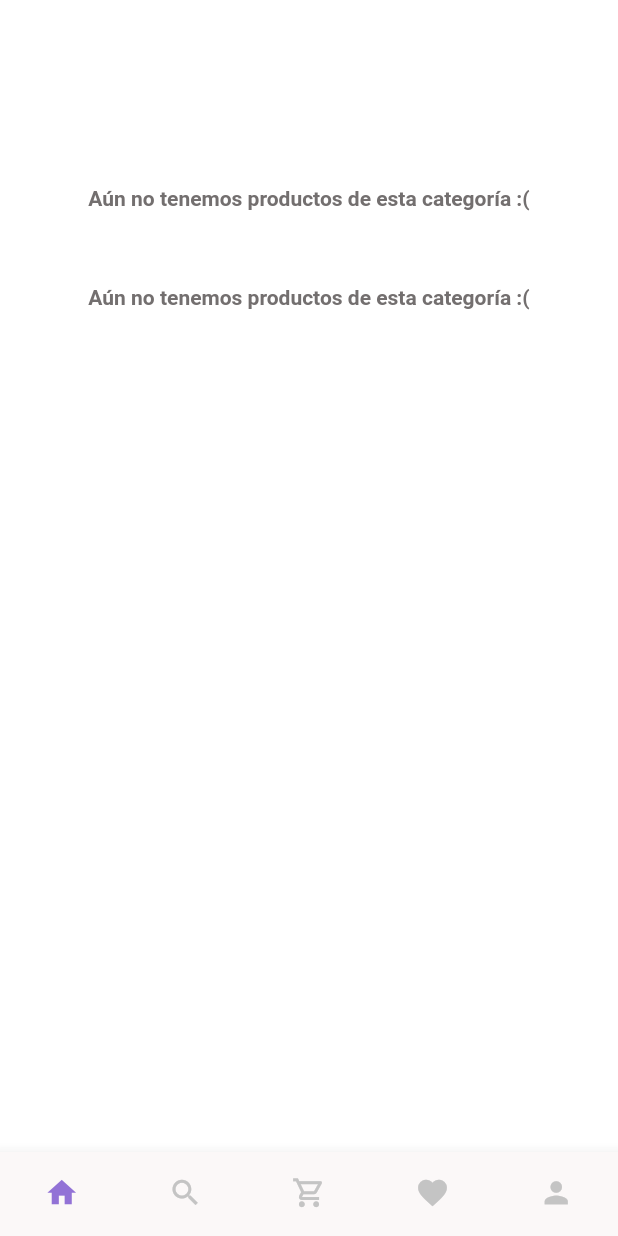
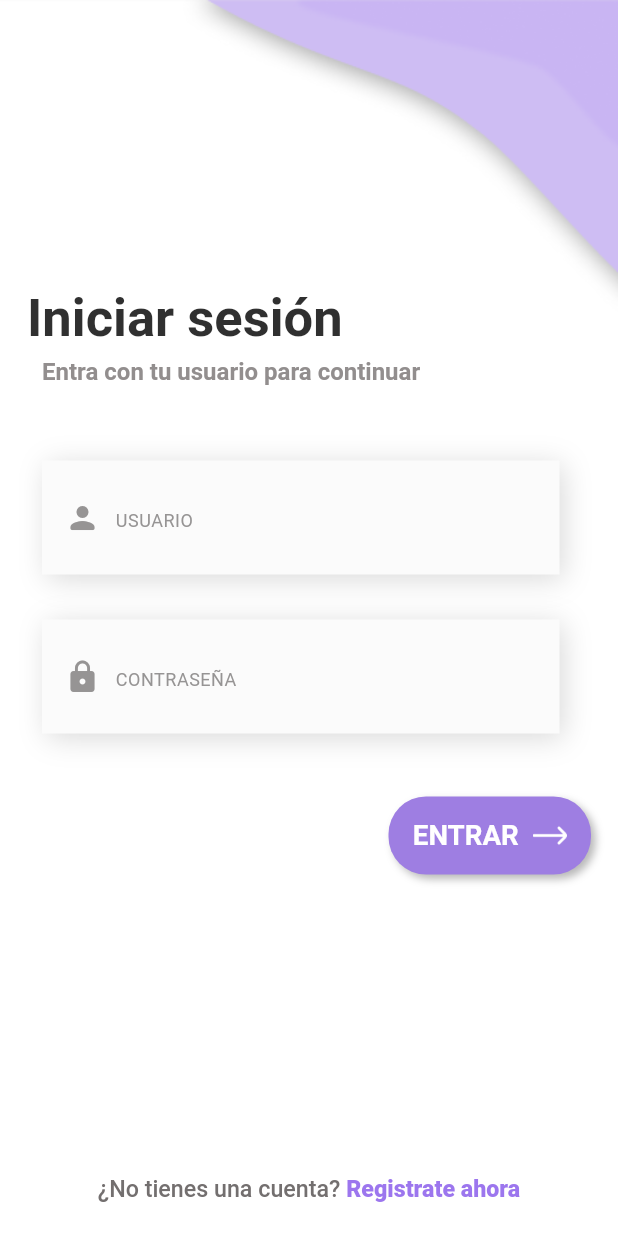
Before and after one commit to ElliotLuque/MusicStore, a Flutter app: the screen it shows after launch, on a phone screen of 412 x 824 dp. Run offline on Flutter 3.47's test engine with Material 2 defaults, Android fonts, the phone set to English and light mode, and no system bars; our stand-ins replace cached_network_image, carousel_slider, smooth_page_indicator; missing offline and left inert: flutter_animated_dialog, postgres.

Commit message:
Login (Registrar usuarios)

```diff
--- a/lib/main.dart
+++ b/lib/main.dart
@@ -1,8 +1,10 @@
 import 'package:flutter/material.dart';
+import 'package:music_store_flutter/views/login_page.dart';
 import 'package:music_store_flutter/views/main_page.dart';
 import 'package:flutter/services.dart';
 import 'package:music_store_flutter/database/conexion.dart';
 import 'package:music_store_flutter/views/product_page.dart';
+import 'package:music_store_flutter/views/register_page.dart';
 
 void main() async {
   await Conexion().conectar();
@@ -15,7 +17,7 @@ class MyApp extends StatelessWidget {
   @override
   Widget build(BuildContext context) {
     SystemChrome.setSystemUIOverlayStyle(const SystemUiOverlayStyle(
-        systemNavigationBarColor: Color(0xFFFBF8F8),
+        systemNavigationBarColor: Colors.white,
         systemNavigationBarIconBrightness: Brightness.dark));
 
     return MaterialApp(
@@ -29,10 +31,12 @@ class MyApp extends StatelessWidget {
               backgroundColor: Color(0xFFFBF8F8),
               selectedItemColor: Color(0xFF9272D6),
               unselectedItemColor: Color(0xFFC4C4C4))),
-      initialRoute: '/',
+      initialRoute: '/login',
       routes: {
-        '/': (context) => const HomePage(),
-        ProductPage.route: (context) => ProductPage(),
+        '/login': (context) => const LoginPage(),
+        '/register': (context) => const RegisterPage(),
+        '/home': (context) => const HomePage(),
+        ProductPage.route: (context) => const ProductPage(),
       },
     );
   }
--- /dev/null
+++ b/lib/views/login_page.dart
@@ -0,0 +1,149 @@
+import 'dart:convert';
+
+import 'package:crypto/crypto.dart';
+import 'package:flutter/material.dart';
+import 'package:music_store_flutter/widgets/login/action_button.dart';
+import 'package:music_store_flutter/widgets/login/form_field.dart';
+
+class LoginPage extends StatefulWidget {
+  const LoginPage({Key? key}) : super(key: key);
+
+  @override
+  State<LoginPage> createState() => _LoginPageState();
+}
+
+class _LoginPageState extends State<LoginPage> {
+  String user = "";
+  String pass = "";
+
+  TextEditingController userController = TextEditingController();
+  TextEditingController passController = TextEditingController();
+
+  final formKey = GlobalKey<FormState>();
+
+  void loginAction() {
+    var bytes = utf8.encode(userController.text);
+    var passCrypted = sha256.convert(bytes);
+
+    if (formKey.currentState!.validate()) {
+      Navigator.pushNamed(context, '/home');
+    }
+  }
+
+  @override
+  Widget build(BuildContext context) {
+    return Scaffold(
+        resizeToAvoidBottomInset: false,
+        body: Container(
+          decoration: const BoxDecoration(
+              image: DecorationImage(
+            image: AssetImage('assets/login_background.png'),
+            fit: BoxFit.fill,
+          )),
+          child: Column(
+            mainAxisAlignment: MainAxisAlignment.end,
+            children: [
+              Container(
+                padding: const EdgeInsets.all(18.0),
+                height: 450,
+                width: double.infinity,
+                child: Column(
+                  crossAxisAlignment: CrossAxisAlignment.start,
+                  children: [
+                    const Text(
+                      "Iniciar sesión",
+                      style: TextStyle(
+                          fontWeight: FontWeight.bold,
+                          fontSize: 35,
+                          color: Color(0xFF303030)),
+                    ),
+                    const Padding(
+                      padding: EdgeInsets.only(left: 10.0, top: 5.0),
+                      child: Text(
+                        "Entra con tu usuario para continuar",
+                        style: TextStyle(
+                            color: Color(0xFF928E8E),
+                            fontWeight: FontWeight.bold,
+                            fontSize: 16),
+                      ),
+                    ),
+                    const SizedBox(
+                      height: 50,
+                    ),
+                    Form(
+                      key: formKey,
+                      child: Padding(
+                          padding: const EdgeInsets.only(left: 10.0),
+                          child: Column(
+                            children: [
+                              FormFieldLogin(
+                                  heightField: 76,
+                                  texto: "USUARIO",
+                                  icono: Icons.person_rounded,
+                                  obscure: false,
+                                  controlador: userController,
+                                  textoError: 'Introduce tu usuario',
+                                  teclado: TextInputType.name,
+                                  accion: TextInputAction.next),
+                              const SizedBox(
+                                height: 30,
+                              ),
+                              FormFieldLogin(
+                                  heightField: 76,
+                                  texto: "CONTRASEÑA",
+                                  icono: Icons.lock,
+                                  obscure: true,
+                                  controlador: passController,
+                                  textoError: 'Introduce tu contraseña',
+                                  teclado: TextInputType.visiblePassword,
+                                  accion: TextInputAction.done)
+                            ],
+                          )),
+                    ),
+                    const SizedBox(
+                      height: 42,
+                    ),
+                    Align(
+                      alignment: Alignment.centerRight,
+                      child: GestureDetector(
+                          onTap: () => {loginAction()},
+                          child: const ActionButton(
+                            text: "ENTRAR",
+                            widthBtn: 135,
+                          )),
+                    )
+                  ],
+                ),
+              ),
+              Container(
+                padding: const EdgeInsets.only(bottom: 22.0),
+                height: 200,
+                child: Row(
+                  crossAxisAlignment: CrossAxisAlignment.end,
+                  mainAxisAlignment: MainAxisAlignment.center,
+                  children: [
+                    const Text(
+                      "¿No tienes una cuenta? ",
+                      style: TextStyle(
+                          color: Color(0xFF736F6F),
+                          fontWeight: FontWeight.w500,
+                          fontSize: 15.5),
+                    ),
+                    GestureDetector(
+                        onTap: () =>
+                            {Navigator.pushNamed(context, '/register')},
+                        child: const Text(
+                          "Registrate ahora",
+                          style: TextStyle(
+                              color: Color(0xFF9C76EE),
+                              fontWeight: FontWeight.w900,
+                              fontSize: 15.5),
+                        ))
+                  ],
+                ),
+              ),
+            ],
+          ),
+        ));
+  }
+}
--- a/lib/views/product_page.dart
+++ b/lib/views/product_page.dart
@@ -7,7 +7,7 @@ import 'package:music_store_flutter/database/conexion.dart';
 import 'package:smooth_page_indicator/smooth_page_indicator.dart';
 
 class ProductPage extends StatefulWidget {
-  ProductPage({Key? key}) : super(key: key);
+  const ProductPage({Key? key}) : super(key: key);
 
   static const String route = '/product_page';
 
--- /dev/null
+++ b/lib/widgets/login/action_button.dart
@@ -0,0 +1,49 @@
+import 'package:flutter/material.dart';
+
+class ActionButton extends StatefulWidget {
+  final String text;
+  final double widthBtn;
+
+  const ActionButton({Key? key, required this.text, required this.widthBtn})
+      : super(key: key);
+
+  @override
+  _ActionButtonState createState() => _ActionButtonState();
+}
+
+class _ActionButtonState extends State<ActionButton> {
+  @override
+  Widget build(BuildContext context) {
+    return Container(
+      padding: const EdgeInsets.all(7.0),
+      height: 52,
+      width: widget.widthBtn,
+      decoration: BoxDecoration(
+          color: const Color(0xFF9E7EE2),
+          borderRadius: BorderRadius.circular(25.0),
+          boxShadow: const [
+            BoxShadow(
+                color: Color.fromRGBO(0, 0, 0, 0.28),
+                offset: Offset(3, 3),
+                blurRadius: 4.0)
+          ]),
+      child: Center(
+          child: Row(
+        mainAxisAlignment: MainAxisAlignment.spaceEvenly,
+        children: [
+          Text(
+            widget.text,
+            style: const TextStyle(
+                color: Colors.white,
+                fontSize: 18.5,
+                fontWeight: FontWeight.bold),
+          ),
+          Image.asset(
+            'assets/arrow-right.png',
+            scale: 22.5,
+          )
+        ],
+      )),
+    );
+  }
+}
--- /dev/null
+++ b/lib/widgets/login/form_field.dart
@@ -0,0 +1,97 @@
+import 'package:flutter/material.dart';
+import 'package:flutter/services.dart';
+
+class FormFieldLogin extends StatefulWidget {
+  final double heightField;
+  final String texto;
+  final IconData icono;
+  final bool obscure;
+  final TextEditingController controlador;
+  final String textoError;
+  final TextInputType teclado;
+  final TextInputAction accion;
+
+  const FormFieldLogin(
+      {Key? key,
+      required this.heightField,
+      required this.texto,
+      required this.icono,
+      required this.obscure,
+      required this.controlador,
+      required this.textoError,
+      required this.teclado,
+      required this.accion})
+      : super(key: key);
+
+  @override
+  _FormFieldLoginState createState() => _FormFieldLoginState();
+}
+
+class _FormFieldLoginState extends State<FormFieldLogin> {
+  @override
+  Widget build(BuildContext context) {
+    return Container(
+      padding: const EdgeInsets.all(15.0),
+      height: widget.heightField,
+      width: 345,
+      decoration: const BoxDecoration(color: Color(0xFFFBFBFB), boxShadow: [
+        BoxShadow(
+            color: Color.fromRGBO(0, 0, 0, 0.15),
+            offset: Offset(3, 3),
+            blurRadius: 15.0)
+      ]),
+      child: Row(
+        children: [
+          Icon(
+            widget.icono,
+            color: const Color(0xFF969494),
+          ),
+          const SizedBox(
+            width: 10,
+          ),
+          Flexible(
+              child: TextFormField(
+            keyboardType: widget.teclado,
+            validator: (value) {
+              if (widget.texto == "USUARIO") {
+                if (value == null || value.isEmpty) {
+                  return widget.textoError;
+                }
+              }
+              if (widget.texto == "CORREO ELECTRÓNICO") {
+                if (value == null || value.isEmpty || !value.contains("@")) {
+                  return widget.textoError;
+                }
+              }
+
+              if (widget.texto == "CONTRASEÑA") {
+                if (value == null || value.isEmpty) {
+                  return widget.textoError;
+                }
+              }
+            },
+            controller: widget.controlador,
+            autofocus: false,
+            obscureText: widget.obscure,
+            maxLength: 25,
+            textInputAction: widget.accion,
+            maxLengthEnforcement: MaxLengthEnforcement.enforced,
+            cursorColor: const Color(0xFF9E7EE2),
+            decoration: InputDecoration(
+                counterText: "",
+                border: InputBorder.none,
+                focusedBorder: InputBorder.none,
+                enabledBorder: InputBorder.none,
+                errorBorder: InputBorder.none,
+                disabledBorder: InputBorder.none,
+                hintStyle: const TextStyle(
+                    color: Color(0xFF969494),
+                    fontSize: 12,
+                    letterSpacing: 0.35),
+                hintText: widget.texto),
+          ))
+        ],
+      ),
+    );
+  }
+}
```
Also changed, not shown: lib/views/main_page.dart (+5 -2 lines), lib/views/register_page.dart (added, +227 -0 lines), pubspec.yaml (+8 -1 lines), assets/arrow-right.png (added), assets/arrow-small-left_gray.png (added), assets/login_background.png (added), pubspec.lock, 1 other file.
